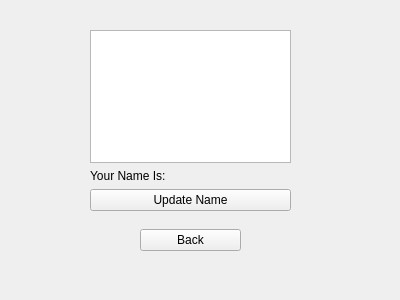
Old version of the form UnoLite/settings.ui in the repository HenkSlabber/REII313.
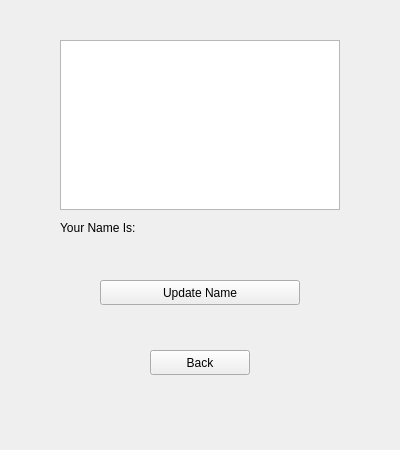
New version of the form.

The edit to the form file:
```diff
--- a/UnoLite/settings.ui
+++ b/UnoLite/settings.ui
@@ -7,66 +7,70 @@
     <x>0</x>
     <y>0</y>
     <width>400</width>
-    <height>300</height>
+    <height>450</height>
    </rect>
   </property>
   <property name="windowTitle">
    <string>Form</string>
   </property>
-  <widget class="QWidget" name="verticalLayoutWidget">
+  <widget class="QPushButton" name="SettingspageBackBtn">
    <property name="geometry">
     <rect>
-     <x>90</x>
-     <y>30</y>
-     <width>201</width>
-     <height>181</height>
+     <x>150</x>
+     <y>350</y>
+     <width>100</width>
+     <height>25</height>
     </rect>
    </property>
-   <layout class="QVBoxLayout" name="verticalLayout">
-    <item>
-     <widget class="QPlainTextEdit" name="UpdateNameTextEdit"/>
-    </item>
-    <item>
-     <layout class="QHBoxLayout" name="horizontalLayout_2">
-      <item>
-       <widget class="QLabel" name="YourNameIs_2">
-        <property name="text">
-         <string>Your Name Is:  </string>
-        </property>
-       </widget>
-      </item>
-      <item>
-       <widget class="QLabel" name="CurrentName"/>
-      </item>
-     </layout>
-    </item>
-    <item>
-     <widget class="QPushButton" name="UpdateNameBtn">
-      <property name="text">
-       <string>Update Name</string>
-      </property>
-     </widget>
-    </item>
-   </layout>
+   <property name="text">
+    <string>Back</string>
+   </property>
   </widget>
-  <widget class="QWidget" name="gridLayoutWidget">
+  <widget class="QPushButton" name="UpdateNameBtn">
    <property name="geometry">
     <rect>
-     <x>140</x>
+     <x>100</x>
+     <y>280</y>
+     <width>200</width>
+     <height>25</height>
+    </rect>
+   </property>
+   <property name="text">
+    <string>Update Name</string>
+   </property>
+  </widget>
+  <widget class="QLabel" name="YourNameIs_2">
+   <property name="geometry">
+    <rect>
+     <x>60</x>
      <y>220</y>
-     <width>101</width>
-     <height>41</height>
+     <width>95</width>
+     <height>16</height>
     </rect>
    </property>
-   <layout class="QGridLayout" name="gridLayout">
-    <item row="0" column="0">
-     <widget class="QPushButton" name="SettingspageBackBtn">
-      <property name="text">
-       <string>Back</string>
-      </property>
-     </widget>
-    </item>
-   </layout>
+   <property name="text">
+    <string>Your Name Is:  </string>
+   </property>
+  </widget>
+  <widget class="QLabel" name="CurrentName">
+   <property name="geometry">
+    <rect>
+     <x>160</x>
+     <y>220</y>
+     <width>180</width>
+     <height>16</height>
+    </rect>
+   </property>
+  </widget>
+  <widget class="QPlainTextEdit" name="UpdateNameTextEdit">
+   <property name="geometry">
+    <rect>
+     <x>60</x>
+     <y>40</y>
+     <width>280</width>
+     <height>170</height>
+    </rect>
+   </property>
   </widget>
  </widget>
  <resources/>
```
Left out of the diff: 2 changed lines with no effect on the pictures.
